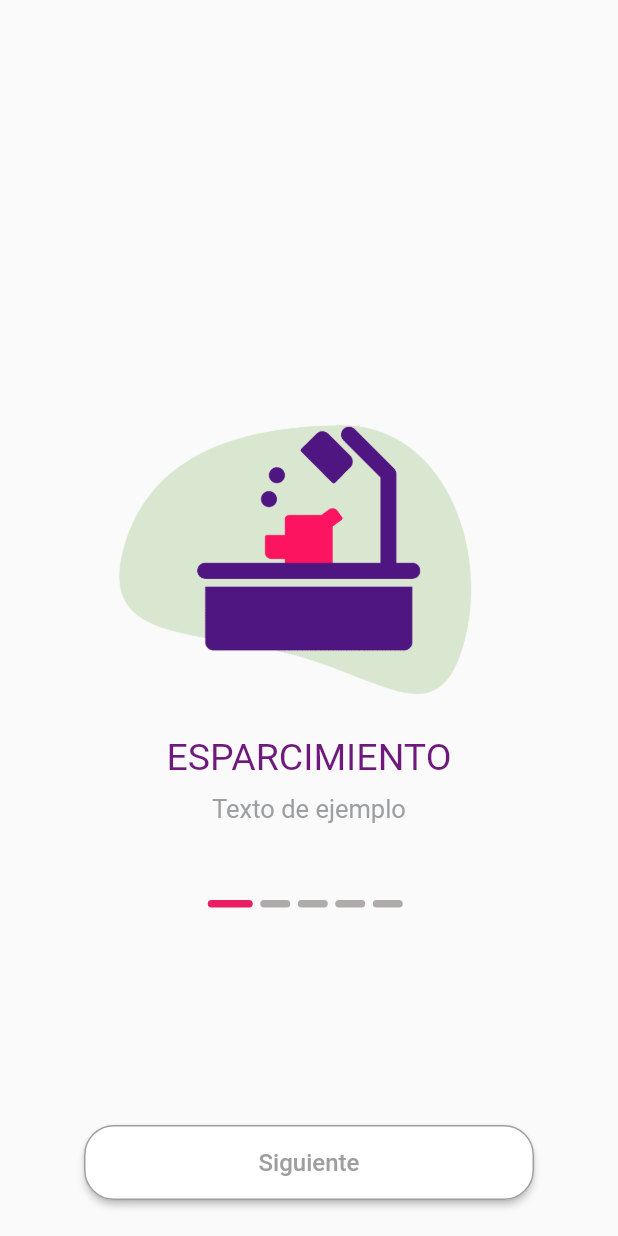
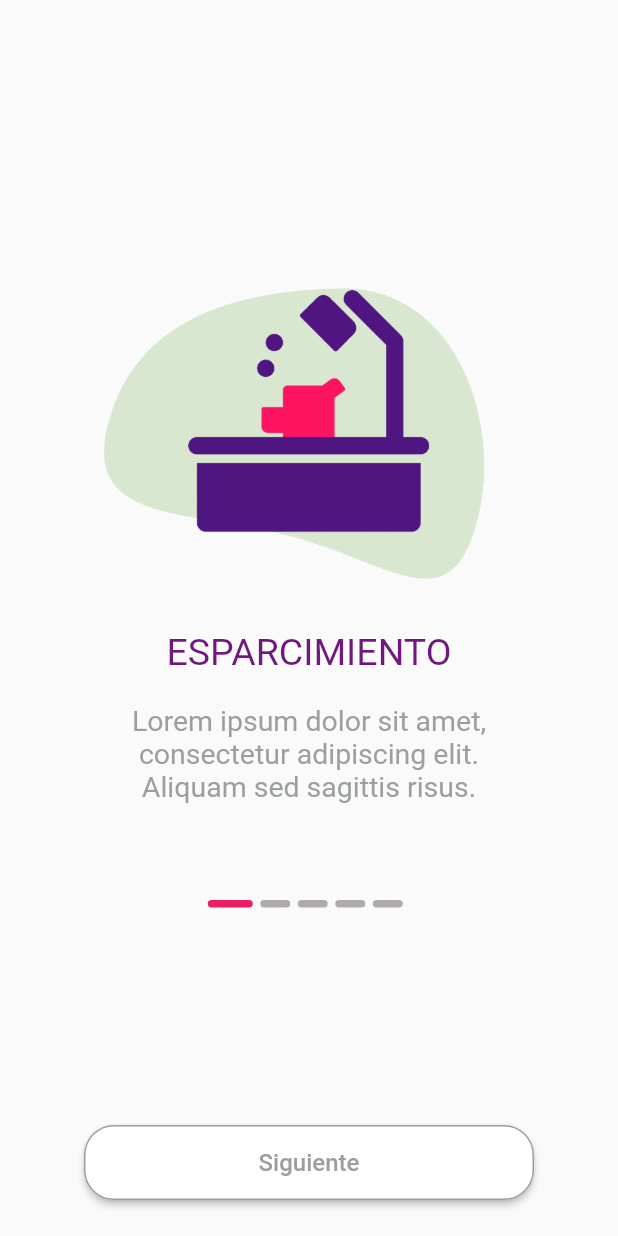
Before and after one commit to 203450/Moviles203450, a Flutter app: the screen it shows after launch, on a phone screen of 412 x 824 dp. Run offline on Flutter 3.47's test engine with Material 2 defaults, Android fonts, the phone set to English and light mode, and no system bars.

Commit message:
added content
test

```diff
--- a/lib/main.dart
+++ b/lib/main.dart
@@ -1,10 +1,8 @@
 import 'package:flutter/material.dart';
-import 'package:flutter_application_1/page/act01.dart';
-import 'package:flutter_application_1/page/act02.dart';
-import 'package:flutter_application_1/page/act03.dart';
-import 'package:flutter_application_1/page/act04.dart';
 import 'package:flutter_application_1/screens/body_boarding.dart';
-import 'package:flutter_application_1/screens/components/on_boarding.dart';
+  // import 'package:flutter/services.dart';
+  // import 'package:flutter_application_1/screens/splash_view.dart';
+  // import 'package:flutter_application_1/screens/components/on_boarding.dart';
 
 void main() {
   runApp(const MyApp());
@@ -19,7 +17,7 @@ class MyApp extends StatelessWidget {
       debugShowCheckedModeBanner: false,
       title: 'Flutter Demo',
       theme: ThemeData(
-        primarySwatch: Colors.blue,
+        primarySwatch: Colors.blueGrey,
       ),
       home: const BodyBoarding(),
     );
--- a/lib/screens/components/content_boarding.dart
+++ b/lib/screens/components/content_boarding.dart
@@ -2,22 +2,21 @@ import 'package:flutter/material.dart';
 
 class ContentBoarding extends StatelessWidget {
   const ContentBoarding({super.key, this.text, this.image, this.descripcion});
-  final String? text;
-  final String? image;
-  final String? descripcion;
+  final String? text, image, descripcion;
+
   @override
   Widget build(BuildContext context) {
     return Column(
       children: [
         Padding(
-          padding: const EdgeInsets.only(top: 250.0),
+          padding: const EdgeInsets.only(top: 150.0, bottom: 20.0, right: 60.0, left: 60.0),
           child: Image.asset(
             image!,
-            height: 220,
+            height: 250,
           ),
         ),
         Padding(
-          padding: const EdgeInsets.only(top: 20.0),
+          padding: const EdgeInsets.only(bottom: 20.0),
           child: Text(
             text!,
             style: const TextStyle(
@@ -25,11 +24,12 @@ class ContentBoarding extends StatelessWidget {
           ),
         ),
         Padding(
-          padding: const EdgeInsets.only(top: 10),
+          padding: const EdgeInsets.only(left: 60.0, right:60.0),
           child: Text(
             descripcion!,
+            textAlign: TextAlign.center,
             style: const TextStyle(
-                fontSize: 17, color: Color.fromARGB(255, 155, 159, 161)),
+                fontSize: 19, color: Color.fromARGB(255, 155, 159, 161)),
           ),
         ),
       ],
--- a/lib/screens/components/on_boarding.dart
+++ b/lib/screens/components/on_boarding.dart
@@ -1,6 +1,7 @@
 import 'package:flutter_application_1/screens/components/content_boarding.dart';
 import 'package:flutter/material.dart';
 import '../../page/login.dart';
+import 'package:flutter_application_1/screens/splash_view.dart';
 
 class OnBoarding extends StatefulWidget {
   const OnBoarding({super.key});
@@ -29,27 +30,27 @@ class _OnBoardingState extends State<OnBoarding> {
     {
       "titulo": "ESPARCIMIENTO",
       "imagen": "assets/images/B1.png",
-      "descripcion": "Texto de ejemplo",
+      "descripcion": "Lorem ipsum dolor sit amet, consectetur adipiscing elit. Aliquam sed sagittis risus.",
     },
     {
       "titulo": "ADOPCION",
       "imagen": "assets/images/B2.png",
-      "descripcion": "Texto de ejemplo",
+      "descripcion": "Lorem ipsum dolor sit amet, consectetur adipiscing elit.",
     },
     {
       "titulo": "HOSPITALIDAD",
       "imagen": "assets/images/B3.png",
-      "descripcion": "Texto de ejemplo",
+      "descripcion": "Lorem ipsum dolor sit amet, consectetur adipiscing elit.",
     },
     {
       "titulo": "VETERINARIA",
       "imagen": "assets/images/B4.png",
-      "descripcion": "Texto de ejemplo",
+      "descripcion": "Lorem ipsum dolor sit amet, consectetur adipiscing elit.",
     },
     {
       "titulo": "TIENDA",
       "imagen": "assets/images/B5.png",
-      "descripcion": "Texto de ejemplo",
+      "descripcion": "Lorem ipsum dolor sit amet, consectetur adipiscing elit.",
     },
   ];
 
```
Also changed, not shown: lib/page/login.dart (+17 -8 lines), lib/page/register.dart (+20 -20 lines), lib/page/view1.dart (added, +11 -0 lines), lib/screens/splash_view.dart (added, +120 -0 lines), assets/images/SPLASH_VIEW.png (added).
